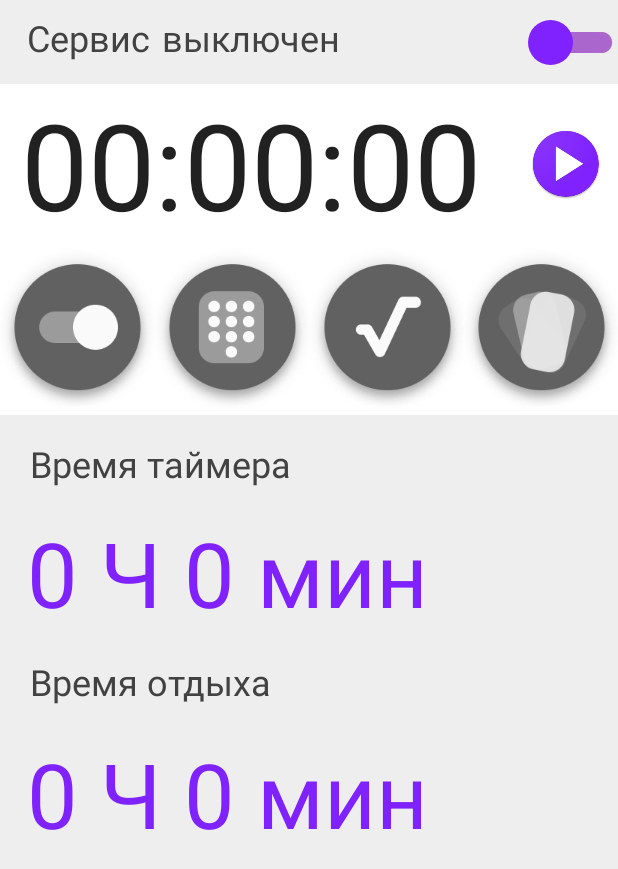
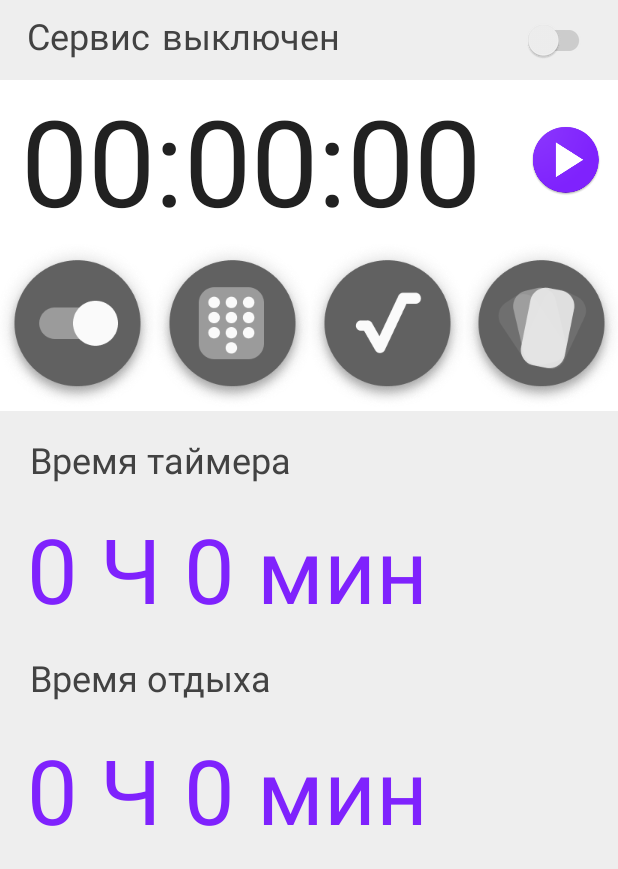
Before and after one commit to arapovavikka/Procrastination, an Android app: the screen it shows after launch (MainActivity), on a phone screen of 412 x 824 dp. Shown: the top 869 px of the screen. Run offline under Robolectric (Android 15) with nearby library versions, the phone set to English and light mode, and no system bars.

Commit message:
small changes

```diff
--- a/app/src/main/res/layout/activity_main.xml
+++ b/app/src/main/res/layout/activity_main.xml
@@ -18,37 +18,35 @@
             android:layout_width="match_parent"
             android:layout_height="wrap_content"
             android:layout_marginTop="8dp"
-            android:gravity="center"
             app:layout_constraintBottom_toTopOf="@+id/linearLayout"
             app:layout_constraintEnd_toEndOf="parent"
             app:layout_constraintStart_toStartOf="parent"
             app:layout_constraintTop_toTopOf="parent"
-            tools:ignore="NotSibling">
+            tools:ignore="NotSibling"
+            android:orientation="horizontal">
 
             <TextView
                 android:id="@+id/turnOnAndOfServiceText"
                 android:layout_width="wrap_content"
                 android:layout_height="wrap_content"
-                android:layout_weight="60"
                 android:fontFamily="casual"
-
                 android:paddingStart="18dp"
                 android:paddingLeft="18dp"
                 android:text="@string/turnOfService"
                 android:textColor="@color/textColor"
                 android:textSize="24sp"
-                tools:layout_editor_absoluteX="115dp"
-                tools:layout_editor_absoluteY="29dp" />
+                android:layout_weight="1"/>
 
             <android.support.v7.widget.SwitchCompat
                 android:id="@+id/turnOnAndOfServiceSwitch"
                 android:layout_width="wrap_content"
-                android:layout_height="40dp"
-                android:layout_weight="40"
+                android:layout_height="match_parent"
+                android:layout_weight="1"
                 android:checked="false"
-                android:text=""
-                android:thumb="@drawable/bg_thumb"
-                android:track="@drawable/bg_switch_states" />
+                android:paddingEnd="15dp"
+                android:paddingRight="15dp"
+                android:theme="@style/My_Switch"
+                app:trackTint="@color/Gray_switch" />
 
         </LinearLayout>
 
--- a/app/src/main/res/values/colors.xml
+++ b/app/src/main/res/values/colors.xml
@@ -13,8 +13,6 @@
 
     <color name="rangeSeekBarColor">#D7B7FD</color>
     <color name="rangeSeekBarCircleColor">#7F22FD</color>
-
-
     <color name="Gray">#9e9e9e</color>
     <color name="Black">#000000</color>
     <color name="Black2">#212121</color>
```
Also changed, not shown: app/src/main/res/layout/activity_shake.xml (+15 -10 lines).
